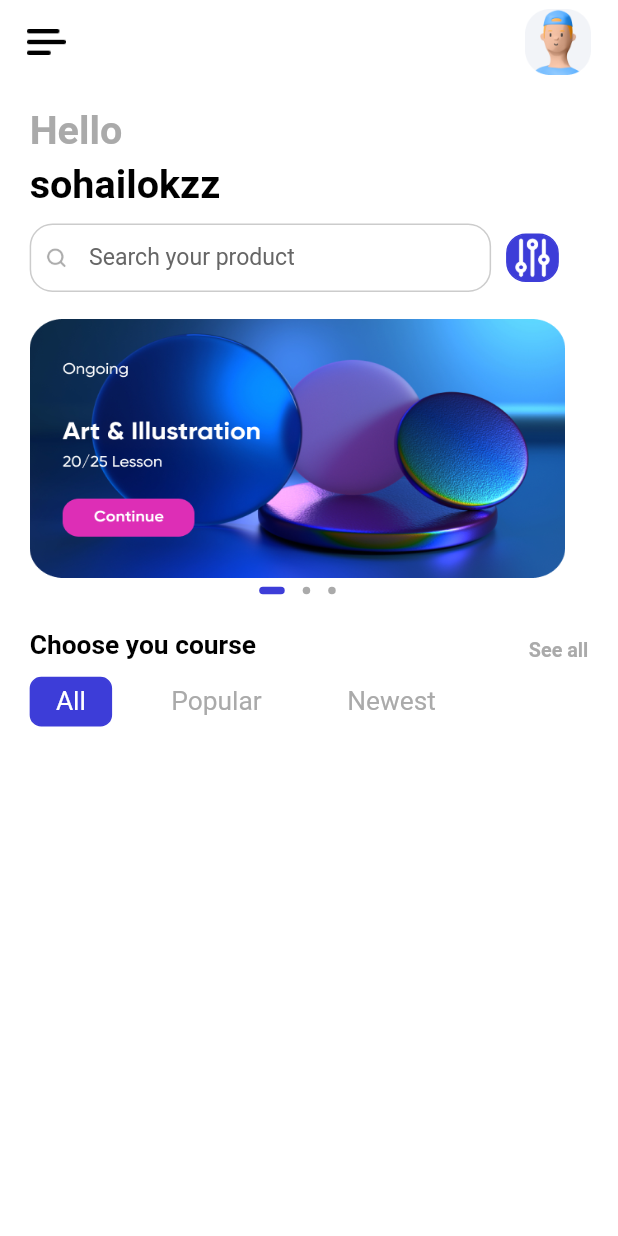
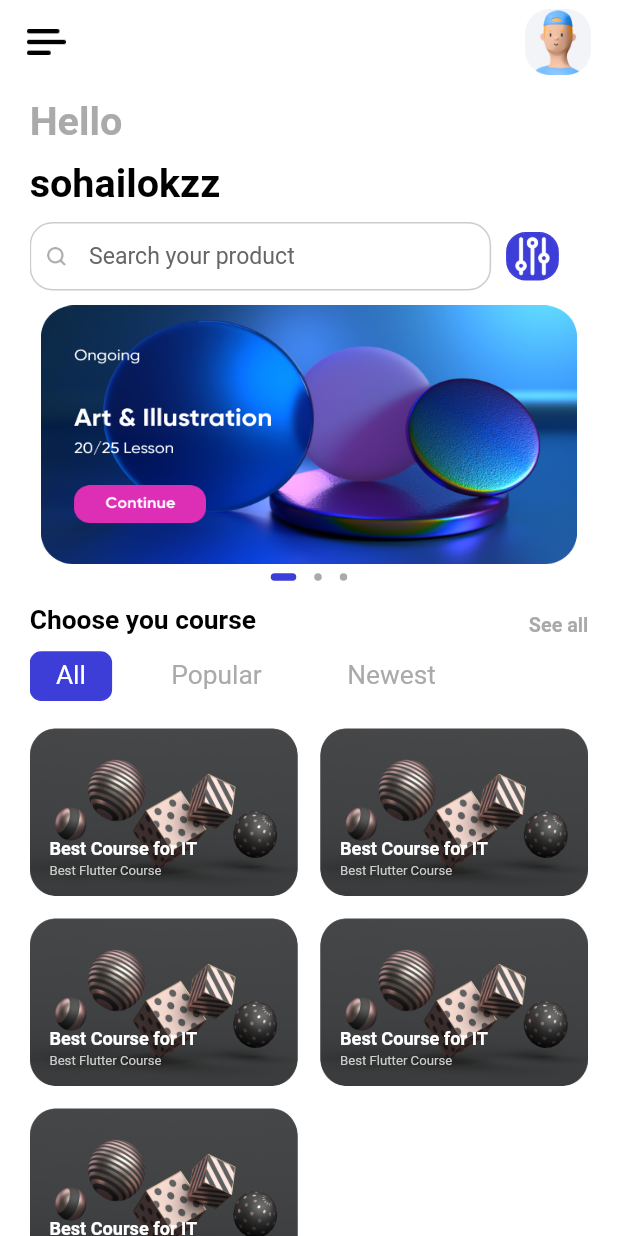
Before and after one commit to sohailokzz/ecom_bloc_state, a Flutter app: the HomePage screen opened directly, on a phone screen of 412 x 824 dp. Run offline on Flutter 3.47's test engine with Material 2 defaults, Android fonts, the phone set to English and light mode, and no system bars; drawn by our look-alikes of dots_indicator; our stand-ins replace firebase_auth, firebase_core, flutter_bloc, flutter_screenutil, fluttertoast, shared_preferences; accounts and stored records are empty.

Commit message:
HomePage design completed

```diff
--- a/lib/presentation/pages/home/home_page.dart
+++ b/lib/presentation/pages/home/home_page.dart
@@ -1,4 +1,3 @@
-import 'package:ecom_bloc/common/spacing.dart';
 import 'package:ecom_bloc/common/values/colors.dart';
 import 'package:ecom_bloc/presentation/pages/home/bloc/home_page_blocs.dart';
 import 'package:ecom_bloc/presentation/pages/home/bloc/home_page_states.dart';
@@ -22,28 +21,60 @@ class HomePage extends StatelessWidget {
         ),
         child: BlocBuilder<HomePageBlocs, HomePageSates>(
           builder: (context, state) {
-            return Column(
-              crossAxisAlignment: CrossAxisAlignment.start,
-              children: [
-                16.myPh,
-                buildHomePageText(
-                  text: 'Hello',
-                  color: AppColors.primaryThreeElementText,
+            return CustomScrollView(
+              slivers: [
+                _sliverPaddingHomePage(16),
+                SliverToBoxAdapter(
+                  child: buildHomePageText(
+                    text: 'Hello',
+                    color: AppColors.primaryThreeElementText,
+                  ),
                 ),
-                5.myPh,
-                buildHomePageText(
-                  text: 'sohailokzz',
+                _sliverPaddingHomePage(5),
+                SliverToBoxAdapter(
+                  child: buildHomePageText(
+                    text: 'sohailokzz',
+                  ),
                 ),
-                10.myPh,
-                searchField(),
-                18.myPh,
-                sliderMenu(
-                  context: context,
-                  state: state,
+                _sliverPaddingHomePage(10),
+                SliverToBoxAdapter(
+                  child: searchField(),
                 ),
-                18.myPh,
-                menuView(),
-                10.myPh,
+                _sliverPaddingHomePage(18),
+                SliverToBoxAdapter(
+                  child: sliderMenu(
+                    context: context,
+                    state: state,
+                  ),
+                ),
+                _sliverPaddingHomePage(18),
+                SliverToBoxAdapter(
+                  child: menuView(),
+                ),
+                SliverPadding(
+                  padding: EdgeInsets.symmetric(
+                    vertical: 18.h,
+                    horizontal: 0.w,
+                  ),
+                  sliver: SliverGrid(
+                    gridDelegate:
+                        const SliverGridDelegateWithFixedCrossAxisCount(
+                      crossAxisCount: 2,
+                      mainAxisSpacing: 15,
+                      crossAxisSpacing: 15,
+                      childAspectRatio: 1.6,
+                    ),
+                    delegate: SliverChildBuilderDelegate(
+                      childCount: 5,
+                      (context, index) {
+                        return GestureDetector(
+                          onTap: () {},
+                          child: courseGirdView(),
+                        );
+                      },
+                    ),
+                  ),
+                )
               ],
             );
           },
@@ -51,4 +82,12 @@ class HomePage extends StatelessWidget {
       ),
     );
   }
+
+  SliverPadding _sliverPaddingHomePage(
+    int padding,
+  ) {
+    return const SliverPadding(
+      padding: EdgeInsets.only(top: 10),
+    );
+  }
 }
--- a/lib/presentation/pages/home/home_widgets/home_page_widgets.dart
+++ b/lib/presentation/pages/home/home_widgets/home_page_widgets.dart
@@ -278,3 +278,52 @@ Text _reusableMenuText({
     ),
   );
 }
+
+Widget courseGirdView() {
+  return Container(
+    padding: EdgeInsets.only(
+      bottom: 12.h,
+      left: 12.w,
+    ),
+    decoration: BoxDecoration(
+      image: const DecorationImage(
+        fit: BoxFit.fill,
+        image: AssetImage(
+          'assets/icons/Image(2).png',
+        ),
+      ),
+      borderRadius: BorderRadius.circular(15.w),
+    ),
+    child: Column(
+      mainAxisAlignment: MainAxisAlignment.end,
+      crossAxisAlignment: CrossAxisAlignment.start,
+      children: [
+        Text(
+          'Best Course for IT',
+          maxLines: 1,
+          overflow: TextOverflow.fade,
+          softWrap: false,
+          textAlign: TextAlign.left,
+          style: TextStyle(
+            fontSize: 11.sp,
+            fontWeight: FontWeight.bold,
+            color: AppColors.primaryElementText,
+          ),
+        ),
+        2.myPh,
+        Text(
+          'Best Flutter Course',
+          maxLines: 1,
+          overflow: TextOverflow.fade,
+          softWrap: false,
+          textAlign: TextAlign.left,
+          style: TextStyle(
+            fontSize: 8.sp,
+            fontWeight: FontWeight.normal,
+            color: AppColors.primaryFourElementText,
+          ),
+        ),
+      ],
+    ),
+  );
+}
```
